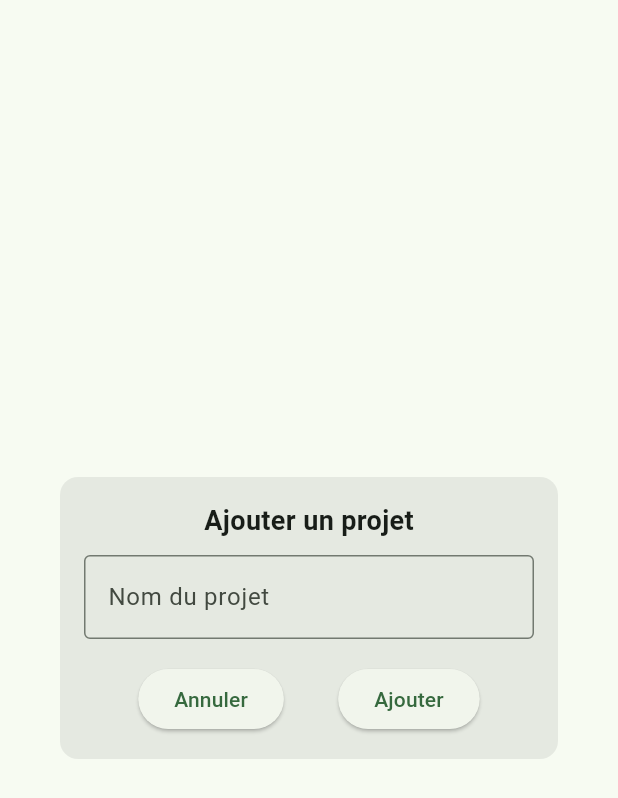
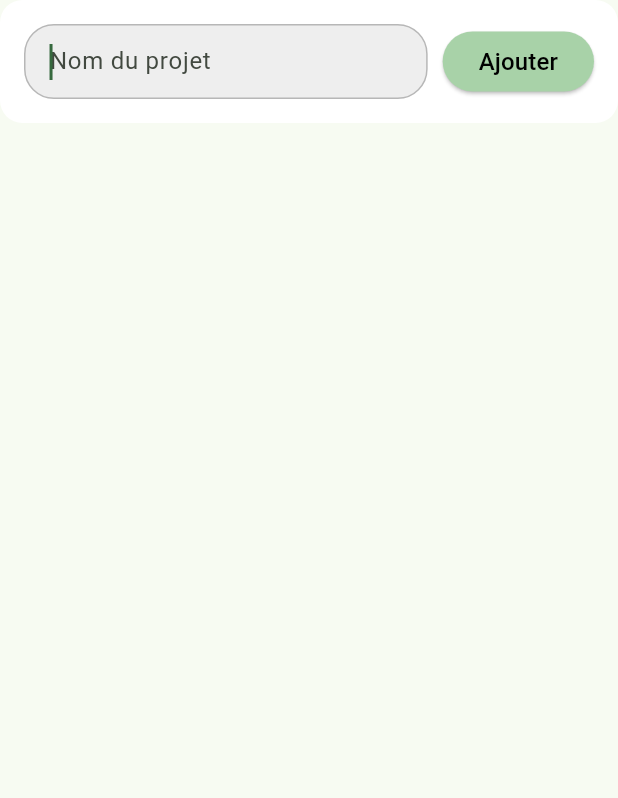
Before and after one commit to ThomasGillet75/rewardly, a Flutter app: the AddProjectWidget widget shown alone on an empty page, opened directly, on a phone screen of 412 x 824 dp. Shown: the top 798 px of the screen. Run offline on Flutter 3.47's test engine with Material 3 defaults, Android fonts, the phone set to English and light mode, and no system bars; our stand-ins replace bloc, equatable, firebase_core, flutter_bloc; accounts and stored records are empty.

Commit message:
création du widget add project

```diff
--- a/lib/presentation/widget/add_project_widget.dart
+++ b/lib/presentation/widget/add_project_widget.dart
@@ -12,49 +12,69 @@ class _AddProjectWidgetState extends State<AddProjectWidget> {
 
   @override
   Widget build(BuildContext context) {
-    return Dialog(
-      shape: RoundedRectangleBorder(
-        borderRadius: BorderRadius.circular(12.0),
+    return Material(
+      color: Colors.transparent,
+        child: IntrinsicHeight(
+          child: Container(
+            decoration: BoxDecoration(
+              color: Colors.white,
+              borderRadius: BorderRadius.circular(15),
             ),
             child: Padding(
-        padding: const EdgeInsets.all(16.0),
+              padding: EdgeInsets.only(
+                left: 16.0,
+                right: 16.0,
+                top: 16.0,
+                bottom: MediaQuery.of(context).viewInsets.bottom,
+              ),
               child: Column(
-          mainAxisSize: MainAxisSize.min,
+                mainAxisSize: MainAxisSize.min, // Important pour limiter la taille verticale au contenu
                 children: [
-            Text(
-              'Ajouter un projet',
-              style: TextStyle(fontSize: 18, fontWeight: FontWeight.bold),
+                  Row(
+                    children: [
+                      Expanded(
+                        child: Container(
+                          decoration: BoxDecoration(
+                            color: const Color(0xFFEEEEEE),
+                            border: Border.all(
+                              color: const Color(0xFFB7B7B7),
                             ),
-            SizedBox(height: 10),
-            TextField(
-              controller: _projectController,
-              decoration: InputDecoration(
-                labelText: 'Nom du projet',
-                border: OutlineInputBorder(),
+                            borderRadius: BorderRadius.circular(20),
+                          ),
+                          child: Padding(
+                            padding: const EdgeInsets.symmetric(horizontal: 16.0),
+                            child: TextField(
+                              autofocus: true,
+                              decoration: const InputDecoration(
+                                hintText: "Nom du projet",
+                                border: InputBorder.none,
                               ),
                             ),
-            SizedBox(height: 16),
-            Row(
-              mainAxisAlignment: MainAxisAlignment.spaceEvenly,
-              children: [
-                ElevatedButton(
+                          ),
+                        ),
+                      ),
+                      const SizedBox(width: 10),
+                      Container(
+                        child: ElevatedButton(
+                          style: ElevatedButton.styleFrom(
+                            backgroundColor: const Color(0xFFA8D2A8),
+                            shape: RoundedRectangleBorder(
+                              borderRadius: BorderRadius.circular(20),
+                            ),
+                          ),
                           onPressed: () {
-                    Navigator.of(context).pop(); // Ferme la pop-up
+                            print("On ajoute un projet");
                           },
-                  child: Text('Annuler'),
+                          child:
+                            Text('Ajouter', style: TextStyle(color: Colors.black, fontSize: 16)),
                         ),
-                ElevatedButton(
-                  onPressed: () {
-                    final projectName = _projectController.text.trim();
-                    if (projectName.isNotEmpty) {
-                      Navigator.of(context).pop(); // Ferme la pop-up
-                    }
-                  },
-                  child: Text('Ajouter'),
                       ),
                     ],
                   ),
+                  const SizedBox(height: 16),
                 ],
+              ),
+            ),
           ),
         ),
     );
```
Also changed, not shown: lib/presentation/screen/home-page-screen.dart (+4 -76 lines). Lines whose indentation alone changed are shown as unchanged.
